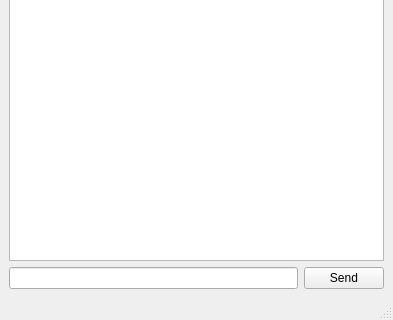
The window that ui/MainWindow.ui (tisaconundrum2/Aivery) describes before a commit, drawn with Qt 5; both pictures show x 0 to 393 and y 205 to 525 of the 393 by 525 pixel window.
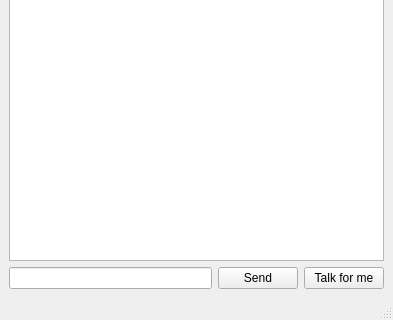
The same window after the commit. Icons and pictures are not drawn.

Diff of the .ui file:
```diff
--- a/ui/MainWindow.ui
+++ b/ui/MainWindow.ui
@@ -53,6 +53,16 @@
           </property>
          </widget>
         </item>
+        <item>
+         <widget class="QPushButton" name="talkForMePushButton">
+          <property name="toolTip">
+           <string>&lt;html&gt;&lt;head/&gt;&lt;body&gt;&lt;p&gt;Send your messages to the bot&lt;/p&gt;&lt;/body&gt;&lt;/html&gt;</string>
+          </property>
+          <property name="text">
+           <string>Talk for me</string>
+          </property>
+         </widget>
+        </item>
        </layout>
       </item>
      </layout>
```
